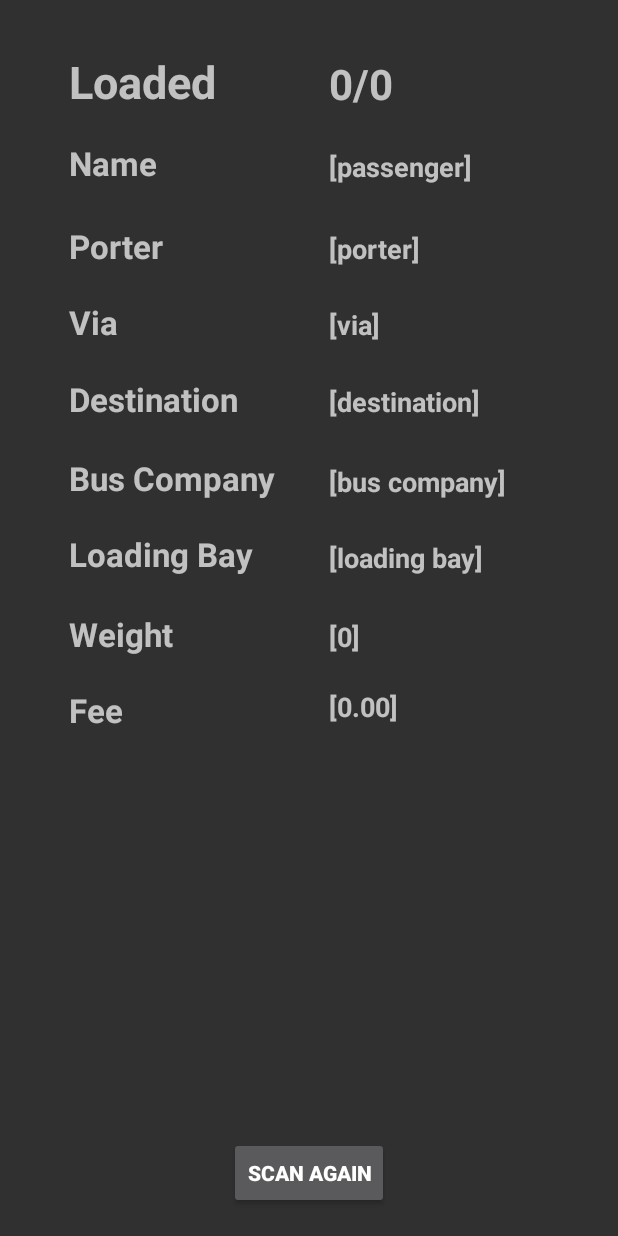
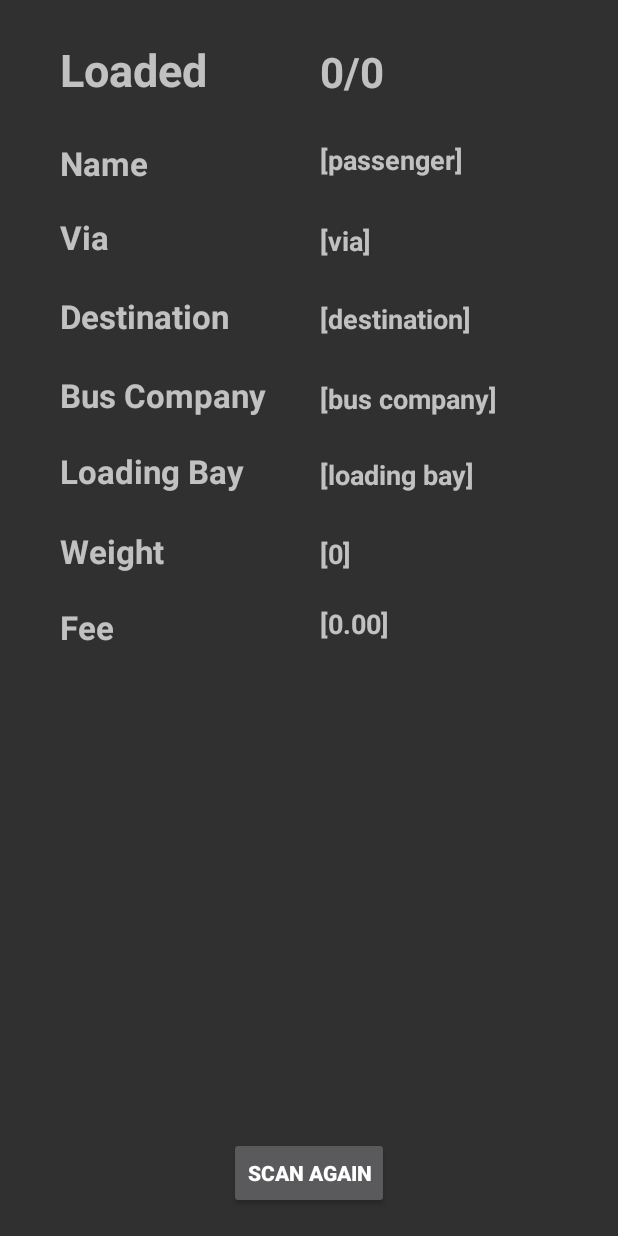
Before and after one commit to jmrequioma/qrcodescanner, an Android app: the layout activity_display.xml on its own in the app's theme, with its tools: preview values and no code run, on a phone screen of 412 x 824 dp. Run offline under Robolectric (Android 15) with nearby library versions, the phone set to English and light mode, and no system bars.

Commit message:
made changes to ui and can retrieve all info for display

```diff
--- a/app/src/main/java/com/example/dcs_madl14/upliftqrscanner/MainActivity.java
+++ b/app/src/main/java/com/example/dcs_madl14/upliftqrscanner/MainActivity.java
@@ -94,10 +94,6 @@ public class MainActivity extends Activity implements ZXingScannerView.ResultHan
 
     }
 */
-    @Override
-    public void onBackPressed() {
-        //do something
-    }
     private void continueScan() {
         mScannerView.resumeCameraPreview(this);
     }
--- a/app/src/main/res/layout/activity_display.xml
+++ b/app/src/main/res/layout/activity_display.xml
@@ -15,16 +15,15 @@
             android:layout_centerHorizontal="true"
             android:layout_marginBottom="18dp"
             android:onClick="onClick"
-            android:text="Scan Again"
+            android:text="@string/scan_label"
             android:textStyle="bold" />
 
         <TextView
             android:id="@+id/textView"
             android:layout_width="wrap_content"
             android:layout_height="wrap_content"
-            android:layout_alignParentTop="true"
-            android:layout_alignStart="@+id/porter_label"
-            android:layout_marginTop="94dp"
+            android:layout_alignStart="@+id/destination_label"
+            android:layout_alignTop="@+id/passenger_value"
             android:text="@string/passenger_label"
             android:textSize="22sp"
             android:textStyle="bold" />
@@ -33,54 +32,10 @@
             android:id="@+id/passenger_value"
             android:layout_width="wrap_content"
             android:layout_height="wrap_content"
-            android:layout_alignBottom="@+id/textView"
-            android:layout_alignStart="@+id/porter_value"
+            android:layout_alignStart="@+id/destination_value"
+            android:layout_below="@+id/staus_label"
+            android:layout_marginTop="27dp"
             android:text="@string/passenger_value"
-            android:textSize="18sp"
-            android:textStyle="bold" />
-
-        <TextView
-            android:id="@+id/porter_label"
-            android:layout_width="wrap_content"
-            android:layout_height="wrap_content"
-            android:layout_alignStart="@+id/via_label"
-            android:layout_below="@+id/textView"
-            android:layout_marginTop="26dp"
-            android:text="@string/porter_label"
-            android:textSize="22sp"
-            android:textStyle="bold" />
-
-        <TextView
-            android:id="@+id/porter_value"
-            android:layout_width="wrap_content"
-            android:layout_height="wrap_content"
-            android:layout_alignBaseline="@+id/porter_label"
-            android:layout_alignBottom="@+id/porter_label"
-            android:layout_alignStart="@+id/via_value"
-            android:text="@string/porter_value"
-            android:textSize="18sp"
-            android:textStyle="bold" />
-
-        <TextView
-            android:id="@+id/via_label"
-            android:layout_width="wrap_content"
-            android:layout_height="wrap_content"
-            android:layout_alignParentStart="true"
-            android:layout_below="@+id/porter_label"
-            android:layout_marginStart="46dp"
-            android:layout_marginTop="21dp"
-            android:text="@string/via_label"
-            android:textSize="22sp"
-            android:textStyle="bold" />
-
-        <TextView
-            android:id="@+id/via_value"
-            android:layout_width="wrap_content"
-            android:layout_height="wrap_content"
-            android:layout_alignBaseline="@+id/via_label"
-            android:layout_alignBottom="@+id/via_label"
-            android:layout_alignStart="@+id/destination_value"
-            android:text="@string/via_value"
             android:textSize="18sp"
             android:textStyle="bold" />
 
@@ -88,9 +43,9 @@
             android:id="@+id/destination_label"
             android:layout_width="wrap_content"
             android:layout_height="wrap_content"
-            android:layout_alignStart="@+id/via_label"
             android:layout_below="@+id/via_label"
-            android:layout_marginTop="22dp"
+            android:layout_marginTop="23dp"
+            android:layout_toStartOf="@+id/btnScan"
             android:text="@string/destination_label"
             android:textSize="22sp"
             android:textStyle="bold" />
@@ -175,12 +130,12 @@
             android:id="@+id/fee_label"
             android:layout_width="wrap_content"
             android:layout_height="wrap_content"
+            android:layout_alignStart="@+id/weight_label"
+            android:layout_below="@+id/weight_label"
             android:layout_marginTop="21dp"
             android:text="@string/fee_label"
             android:textSize="22sp"
-            android:textStyle="bold"
-            android:layout_below="@+id/weight_label"
-            android:layout_alignStart="@+id/weight_label" />
+            android:textStyle="bold" />
 
         <TextView
             android:id="@+id/fee_value"
@@ -196,9 +151,9 @@
             android:id="@+id/staus_label"
             android:layout_width="wrap_content"
             android:layout_height="wrap_content"
-            android:layout_above="@+id/passenger_value"
+            android:layout_alignParentTop="true"
             android:layout_alignStart="@+id/textView"
-            android:layout_marginBottom="24dp"
+            android:layout_marginTop="26dp"
             android:text="@string/status_label"
             android:textSize="30sp"
             android:textStyle="bold" />
@@ -207,11 +162,33 @@
             android:id="@+id/status_value"
             android:layout_width="wrap_content"
             android:layout_height="wrap_content"
+            android:layout_alignBottom="@+id/staus_label"
+            android:layout_alignStart="@+id/passenger_value"
             android:text="@string/status_value"
             android:textSize="28sp"
-            android:textStyle="bold"
-            android:layout_alignBottom="@+id/staus_label"
-            android:layout_alignStart="@+id/passenger_value" />
+            android:textStyle="bold" />
+
+        <TextView
+            android:id="@+id/via_label"
+            android:layout_width="wrap_content"
+            android:layout_height="wrap_content"
+            android:layout_alignStart="@+id/textView"
+            android:layout_below="@+id/textView"
+            android:layout_marginTop="20dp"
+            android:text="@string/via_label"
+            android:textSize="22sp"
+            android:textStyle="bold" />
+
+        <TextView
+            android:id="@+id/via_value"
+            android:layout_width="wrap_content"
+            android:layout_height="wrap_content"
+            android:layout_alignBottom="@+id/via_label"
+            android:layout_alignStart="@+id/passenger_value"
+            android:text="@string/via_value"
+            android:textSize="18sp"
+            android:textStyle="bold"/>
 
     </RelativeLayout>
+
 </LinearLayout>
--- a/app/src/main/res/values/strings.xml
+++ b/app/src/main/res/values/strings.xml
@@ -1,7 +1,6 @@
 <resources>
     <string name="app_name">UPLift QR Scanner</string>
-    <string name="porter_label">Porter</string>
-    <string name="porter_value">[porter]</string>
+    <string name="scan_label">Scan Again</string>
     <string name="passenger_label">Name</string>
     <string name="passenger_value">[passenger]</string>
     <string name="via_label">Via</string>
```
Also changed, not shown: app/src/main/java/com/example/dcs_madl14/upliftqrscanner/Display.java (+10 -22 lines), app/src/main/res/layout/activity_main.xml (+3 -13 lines), app/src/main/res/drawable/background1.png (added), app/src/main/res/drawable/mobl1.png (deleted).
